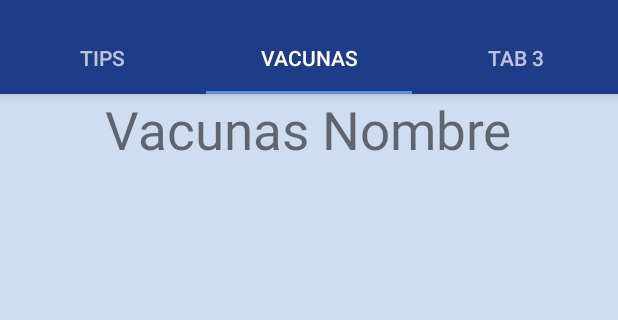
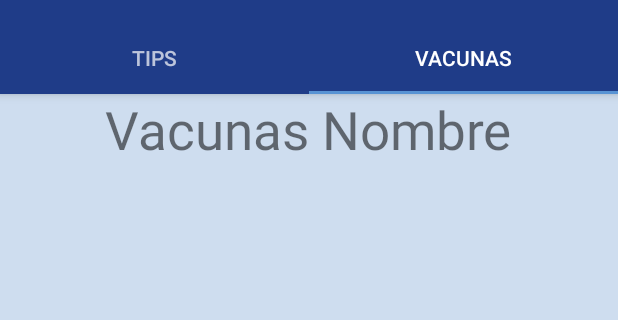
Before and after one commit to Rosi2/Spetcare, an Android app: the tabActivity screen opened directly, with no data from a screen before it, tab 2 chosen, on a phone screen of 412 x 824 dp, the part 74-394 px from its top. Run offline under Robolectric (Android 15) with nearby library versions, the phone set to English and light mode, and no system bars.

Commit message:
Eliminado tab extra que no se usaba

```diff
--- a/app/src/main/res/layout/activity_tab.xml
+++ b/app/src/main/res/layout/activity_tab.xml
@@ -46,12 +46,6 @@
                 android:layout_height="wrap_content"
                 android:text="@string/tab_text_2" />
 
-            <android.support.design.widget.TabItem
-                android:id="@+id/tabItem3"
-                android:layout_width="wrap_content"
-                android:layout_height="wrap_content"
-                android:text="@string/tab_text_3" />
-
         </android.support.design.widget.TabLayout>
     </android.support.design.widget.AppBarLayout>
 
```
